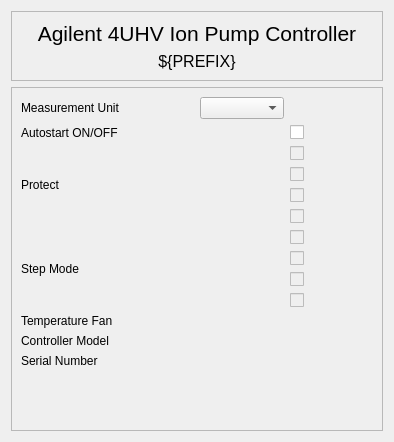
The window that ui/agilent4uhv/device.ui (lnls-sirius/pydm-opi) describes before a commit, drawn with Qt 5.
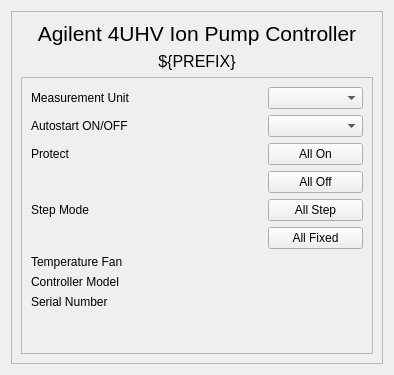
The same window after the commit. Custom widgets are drawn as their Qt base class.

Commit message: uhv: PV names

```diff
--- a/ui/agilent4uhv/device.ui
+++ b/ui/agilent4uhv/device.ui
@@ -7,7 +7,7 @@
     <x>0</x>
     <y>0</y>
     <width>394</width>
-    <height>442</height>
+    <height>375</height>
    </rect>
   </property>
   <property name="windowTitle">
@@ -22,8 +22,8 @@
      <property name="frameShadow">
       <enum>QFrame::Raised</enum>
      </property>
-     <layout class="QGridLayout" name="gridLayout_3">
-      <item row="0" column="0">
+     <layout class="QVBoxLayout" name="verticalLayout">
+      <item>
        <widget class="QLabel" name="label_8">
         <property name="text">
          <string>&lt;html&gt;&lt;head/&gt;&lt;body&gt;&lt;p align=&quot;center&quot;&gt;&lt;span style=&quot; font-size:16pt;&quot;&gt;Agilent 4UHV Ion Pump Controller&lt;/span&gt;&lt;/p&gt;&lt;/body&gt;&lt;/html&gt;</string>
@@ -33,17 +33,14 @@
         </property>
        </widget>
       </item>
-      <item row="1" column="0">
+      <item>
        <widget class="QLabel" name="label_9">
         <property name="text">
          <string>&lt;html&gt;&lt;head/&gt;&lt;body&gt;&lt;p align=&quot;center&quot;&gt;&lt;span style=&quot; font-size:12pt;&quot;&gt;${PREFIX}&lt;/span&gt;&lt;/p&gt;&lt;/body&gt;&lt;/html&gt;</string>
         </property>
        </widget>
       </item>
-     </layout>
-    </widget>
-   </item>
-   <item row="1" column="0">
+      <item>
     <widget class="QFrame" name="frame_2">
      <property name="frameShape">
       <enum>QFrame::StyledPanel</enum>
@@ -52,11 +49,108 @@
       <enum>QFrame::Raised</enum>
      </property>
      <layout class="QGridLayout" name="gridLayout">
-      <item row="0" column="0">
-       <layout class="QGridLayout" name="gridLayout_2">
-        <item row="2" column="1">
-         <layout class="QGridLayout" name="gridLayout_6">
-          <item row="0" column="0" rowspan="4">
+         <item row="7" column="1" colspan="3">
+          <widget class="PyDMLabel" name="lbl_model">
+           <property name="toolTip">
+            <string/>
+           </property>
+           <property name="whatsThis">
+            <string/>
+           </property>
+           <property name="channel" stdset="0">
+            <string>ca://${PREFIX}:Model-Cte</string>
+           </property>
+          </widget>
+         </item>
+         <item row="8" column="0">
+          <widget class="QLabel" name="label_7">
+           <property name="maximumSize">
+            <size>
+             <width>120</width>
+             <height>16777215</height>
+            </size>
+           </property>
+           <property name="toolTip">
+            <string>Serial Number
+Window 323</string>
+           </property>
+           <property name="text">
+            <string>Serial Number</string>
+           </property>
+          </widget>
+         </item>
+         <item row="9" column="2">
+          <spacer name="verticalSpacer_2">
+           <property name="orientation">
+            <enum>Qt::Vertical</enum>
+           </property>
+           <property name="sizeType">
+            <enum>QSizePolicy::Expanding</enum>
+           </property>
+           <property name="sizeHint" stdset="0">
+            <size>
+             <width>0</width>
+             <height>0</height>
+            </size>
+           </property>
+          </spacer>
+         </item>
+         <item row="3" column="3">
+          <widget class="PyDMPushButton" name="PyDMPushButton_4">
+           <property name="toolTip">
+            <string/>
+           </property>
+           <property name="text">
+            <string>All Off</string>
+           </property>
+           <property name="channel" stdset="0">
+            <string>ca://${PREFIX}:AllProtectOff-Sel</string>
+           </property>
+           <property name="showConfirmDialog" stdset="0">
+            <bool>true</bool>
+           </property>
+           <property name="pressValue" stdset="0">
+            <string>1</string>
+           </property>
+          </widget>
+         </item>
+         <item row="5" column="3">
+          <widget class="PyDMPushButton" name="PyDMPushButton">
+           <property name="toolTip">
+            <string/>
+           </property>
+           <property name="text">
+            <string>All Fixed</string>
+           </property>
+           <property name="channel" stdset="0">
+            <string>ca://${PREFIX}:AllFixed-Sel</string>
+           </property>
+           <property name="showConfirmDialog" stdset="0">
+            <bool>true</bool>
+           </property>
+           <property name="pressValue" stdset="0">
+            <string>1</string>
+           </property>
+          </widget>
+         </item>
+         <item row="1" column="0">
+          <widget class="QLabel" name="label_2">
+           <property name="maximumSize">
+            <size>
+             <width>120</width>
+             <height>16777215</height>
+            </size>
+           </property>
+           <property name="toolTip">
+            <string>Autostart ON/OFF
+Window 601</string>
+           </property>
+           <property name="text">
+            <string>Autostart ON/OFF</string>
+           </property>
+          </widget>
+         </item>
+         <item row="2" column="1" rowspan="2" colspan="2">
            <widget class="PyDMByteIndicator" name="PyDMByteIndicator_2">
             <property name="maximumSize">
              <size>
@@ -83,111 +177,14 @@
             </property>
            </widget>
           </item>
-          <item row="3" column="1">
-           <widget class="PyDMCheckbox" name="PyDMCheckbox_5">
-            <property name="enabled">
-             <bool>false</bool>
-            </property>
-            <property name="toolTip">
-             <string/>
-            </property>
-            <property name="checkable">
-             <bool>true</bool>
-            </property>
-            <property name="channel" stdset="0">
-             <string>ca://${PREFIX}:Protect4-SP</string>
-            </property>
-           </widget>
-          </item>
-          <item row="1" column="1">
-           <widget class="PyDMCheckbox" name="PyDMCheckbox_6">
-            <property name="enabled">
-             <bool>false</bool>
-            </property>
-            <property name="toolTip">
-             <string/>
-            </property>
-            <property name="whatsThis">
-             <string>
-    A QCheckbox with support for Channels and more from PyDM
-
-    Parameters
-    ----------
-    parent : QWidget
-        The parent widget for the Label
-    init_channel : str, optional
-        The channel to be used by the widget.
-
-    </string>
-            </property>
-            <property name="checkable">
-             <bool>true</bool>
-            </property>
-            <property name="channel" stdset="0">
-             <string>ca://${PREFIX}:Protect2-SP</string>
-            </property>
-           </widget>
-          </item>
-          <item row="2" column="1">
-           <widget class="PyDMCheckbox" name="PyDMCheckbox_7">
-            <property name="enabled">
-             <bool>false</bool>
-            </property>
-            <property name="toolTip">
-             <string/>
-            </property>
-            <property name="checkable">
-             <bool>true</bool>
-            </property>
-            <property name="channel" stdset="0">
-             <string>ca://${PREFIX}:Protect3-SP</string>
-            </property>
-           </widget>
-          </item>
-          <item row="0" column="1">
-           <widget class="PyDMCheckbox" name="PyDMCheckbox_8">
-            <property name="enabled">
-             <bool>false</bool>
-            </property>
-            <property name="toolTip">
-             <string/>
-            </property>
-            <property name="whatsThis">
-             <string>
-    A QCheckbox with support for Channels and more from PyDM
-
-    Parameters
-    ----------
-    parent : QWidget
-        The parent widget for the Label
-    init_channel : str, optional
-        The channel to be used by the widget.
-
-    </string>
-            </property>
-            <property name="checkable">
-             <bool>true</bool>
-            </property>
-            <property name="channel" stdset="0">
-             <string>ca://${PREFIX}:Protect1-SP</string>
-            </property>
-           </widget>
-          </item>
-         </layout>
-        </item>
-        <item row="5" column="0">
-         <widget class="QLabel" name="label_6">
-          <property name="toolTip">
-           <string>Device Model
-Window 319</string>
-          </property>
-          <property name="text">
-           <string>Controller Model</string>
-          </property>
-         </widget>
-        </item>
-        <item row="3" column="0">
+         <item row="4" column="0">
          <widget class="QLabel" name="label_4">
+           <property name="maximumSize">
+            <size>
+             <width>120</width>
+             <height>16777215</height>
+            </size>
+           </property>
           <property name="toolTip">
            <string/>
           </property>
@@ -196,9 +193,40 @@
           </property>
          </widget>
         </item>
-        <item row="0" column="1">
-         <layout class="QHBoxLayout" name="horizontalLayout">
-          <item>
+         <item row="6" column="1" colspan="3">
+          <widget class="PyDMLabel" name="lbl_fan_temp">
+           <property name="toolTip">
+            <string/>
+           </property>
+           <property name="whatsThis">
+            <string/>
+           </property>
+           <property name="showUnits" stdset="0">
+            <bool>true</bool>
+           </property>
+           <property name="channel" stdset="0">
+            <string>ca://${PREFIX}:FanTemperature-Mon</string>
+           </property>
+          </widget>
+         </item>
+         <item row="0" column="0">
+          <widget class="QLabel" name="label">
+           <property name="maximumSize">
+            <size>
+             <width>120</width>
+             <height>16777215</height>
+            </size>
+           </property>
+           <property name="toolTip">
+            <string>Unit Pressure 
+Window 600</string>
+           </property>
+           <property name="text">
+            <string>Measurement Unit</string>
+           </property>
+          </widget>
+         </item>
+         <item row="0" column="3">
            <widget class="PyDMEnumComboBox" name="cb_mesurement_unit">
             <property name="toolTip">
              <string/>
@@ -235,76 +263,59 @@
             </property>
            </widget>
           </item>
-          <item>
-           <widget class="PyDMLabel" name="PyDMLabel">
+         <item row="2" column="3">
+          <widget class="PyDMPushButton" name="PyDMPushButton_3">
             <property name="toolTip">
              <string/>
             </property>
-            <property name="whatsThis">
-             <string/>
+           <property name="text">
+            <string>All On</string>
             </property>
             <property name="channel" stdset="0">
-             <string>ca://${PREFIX}:Unit-RB</string>
-            </property>
-           </widget>
-          </item>
-         </layout>
-        </item>
-        <item row="5" column="1">
-         <widget class="PyDMLabel" name="lbl_model">
+            <string>ca://${PREFIX}:AllProtectOn-Sel</string>
+           </property>
+           <property name="showConfirmDialog" stdset="0">
+            <bool>true</bool>
+           </property>
+           <property name="pressValue" stdset="0">
+            <string>1</string>
+           </property>
+          </widget>
+         </item>
+         <item row="4" column="3">
+          <widget class="PyDMPushButton" name="PyDMPushButton_2">
           <property name="toolTip">
            <string/>
           </property>
-          <property name="whatsThis">
-           <string/>
+           <property name="text">
+            <string>All Step</string>
           </property>
           <property name="channel" stdset="0">
-           <string>ca://${PREFIX}:Model-Cte</string>
-          </property>
-         </widget>
-        </item>
-        <item row="4" column="0">
-         <widget class="QLabel" name="label_5">
-          <property name="toolTip">
-           <string>Fan Temperature
-Window 800</string>
-          </property>
-          <property name="text">
-           <string>Temperature Fan</string>
+            <string>ca://${PREFIX}:AllStep-Sel</string>
+           </property>
+           <property name="showConfirmDialog" stdset="0">
+            <bool>true</bool>
+           </property>
+           <property name="pressValue" stdset="0">
+            <string>1</string>
           </property>
          </widget>
         </item>
-        <item row="6" column="1">
-         <widget class="PyDMLabel" name="lbl_serial_num">
+         <item row="1" column="3">
+          <widget class="PyDMEnumComboBox" name="PyDMEnumComboBox">
           <property name="toolTip">
            <string/>
           </property>
-          <property name="whatsThis">
-           <string/>
-          </property>
           <property name="channel" stdset="0">
-           <string>ca://${PREFIX}:SerialNumber-Cte</string>
-          </property>
-         </widget>
-        </item>
-        <item row="6" column="0">
-         <widget class="QLabel" name="label_7">
-          <property name="toolTip">
-           <string>Serial Number
-Window 323</string>
-          </property>
-          <property name="text">
-           <string>Serial Number</string>
+            <string>ca://${PREFIX}:Autostart-SP</string>
           </property>
          </widget>
         </item>
         <item row="1" column="1">
-         <layout class="QHBoxLayout" name="horizontalLayout_2">
-          <item>
            <widget class="PyDMByteIndicator" name="PyDMByteIndicator">
             <property name="maximumSize">
              <size>
-              <width>90</width>
+             <width>24</width>
               <height>16777215</height>
              </size>
             </property>
@@ -315,7 +326,13 @@
              <string>[]</string>
             </property>
             <property name="channel" stdset="0">
-             <string>ca://${PREFIX}:Mode-RB</string>
+            <string>ca://${PREFIX}:Autostart-RB</string>
+           </property>
+           <property name="showLabels" stdset="0">
+            <bool>false</bool>
+           </property>
+           <property name="bigEndian" stdset="0">
+            <bool>false</bool>
             </property>
             <property name="numBits" stdset="0">
              <number>1</number>
@@ -327,192 +344,31 @@
             </property>
            </widget>
           </item>
-          <item>
-           <widget class="PyDMCheckbox" name="PyDMCheckbox_4">
-            <property name="toolTip">
-             <string/>
-            </property>
-            <property name="whatsThis">
-             <string>
-    A QCheckbox with support for Channels and more from PyDM
-
-    Parameters
-    ----------
-    parent : QWidget
-        The parent widget for the Label
-    init_channel : str, optional
-        The channel to be used by the widget.
-
-    </string>
-            </property>
-            <property name="channel" stdset="0">
-             <string>ca://${PREFIX}:Mode-SP</string>
-            </property>
-           </widget>
-          </item>
-         </layout>
-        </item>
-        <item row="1" column="0">
-         <widget class="QLabel" name="label_2">
-          <property name="toolTip">
-           <string>Autostart ON/OFF
-Window 601</string>
-          </property>
-          <property name="text">
-           <string>Autostart ON/OFF</string>
-          </property>
-         </widget>
-        </item>
-        <item row="0" column="0">
-         <widget class="QLabel" name="label">
-          <property name="toolTip">
-           <string>Unit Pressure 
-Window 600</string>
-          </property>
-          <property name="text">
-           <string>Measurement Unit</string>
-          </property>
-         </widget>
-        </item>
-        <item row="4" column="1">
-         <widget class="PyDMLabel" name="lbl_fan_temp">
-          <property name="toolTip">
-           <string/>
-          </property>
-          <property name="whatsThis">
-           <string/>
-          </property>
-          <property name="showUnits" stdset="0">
-           <bool>true</bool>
-          </property>
-          <property name="channel" stdset="0">
-           <string>ca://${PREFIX}:FanTemperature-Mon</string>
-          </property>
-         </widget>
-        </item>
-        <item row="3" column="1">
-         <layout class="QGridLayout" name="gridLayout_7">
-          <item row="0" column="0" rowspan="4">
-           <widget class="PyDMByteIndicator" name="PyDMByteIndicator_3">
+         <item row="7" column="0">
+          <widget class="QLabel" name="label_6">
             <property name="maximumSize">
              <size>
-              <width>90</width>
+             <width>120</width>
               <height>16777215</height>
              </size>
             </property>
             <property name="toolTip">
-             <string/>
-            </property>
-            <property name="channel" stdset="0">
-             <string>ca://${PREFIX}:Step-RB</string>
-            </property>
-            <property name="numBits" stdset="0">
-             <number>4</number>
-            </property>
-            <property name="labels" stdset="0">
-             <stringlist>
-              <string>Channel 1</string>
-              <string>Channel 2</string>
-              <string>Channel 3</string>
-              <string>Channel 4</string>
-             </stringlist>
-            </property>
-           </widget>
-          </item>
-          <item row="3" column="1">
-           <widget class="PyDMCheckbox" name="PyDMCheckbox_9">
-            <property name="enabled">
-             <bool>false</bool>
-            </property>
-            <property name="toolTip">
-             <string/>
-            </property>
-            <property name="checkable">
-             <bool>true</bool>
-            </property>
-            <property name="channel" stdset="0">
-             <string>ca://${PREFIX}:Step4-SP</string>
-            </property>
-           </widget>
-          </item>
-          <item row="1" column="1">
-           <widget class="PyDMCheckbox" name="PyDMCheckbox_10">
-            <property name="enabled">
-             <bool>false</bool>
-            </property>
-            <property name="toolTip">
-             <string/>
-            </property>
-            <property name="whatsThis">
-             <string>
-    A QCheckbox with support for Channels and more from PyDM
-
-    Parameters
-    ----------
-    parent : QWidget
-        The parent widget for the Label
-    init_channel : str, optional
-        The channel to be used by the widget.
-
-    </string>
-            </property>
-            <property name="checkable">
-             <bool>true</bool>
-            </property>
-            <property name="channel" stdset="0">
-             <string>ca://${PREFIX}:Step2-SP</string>
-            </property>
-           </widget>
-          </item>
-          <item row="2" column="1">
-           <widget class="PyDMCheckbox" name="PyDMCheckbox_11">
-            <property name="enabled">
-             <bool>false</bool>
-            </property>
-            <property name="toolTip">
-             <string/>
-            </property>
-            <property name="checkable">
-             <bool>true</bool>
-            </property>
-            <property name="channel" stdset="0">
-             <string>ca://${PREFIX}:Step3-SP</string>
-            </property>
-           </widget>
-          </item>
-          <item row="0" column="1">
-           <widget class="PyDMCheckbox" name="PyDMCheckbox_12">
-            <property name="enabled">
-             <bool>false</bool>
-            </property>
-            <property name="toolTip">
-             <string/>
-            </property>
-            <property name="whatsThis">
-             <string>
-    A QCheckbox with support for Channels and more from PyDM
-
-    Parameters
-    ----------
-    parent : QWidget
-        The parent widget for the Label
-    init_channel : str, optional
-        The channel to be used by the widget.
-
-    </string>
-            </property>
-            <property name="checkable">
-             <bool>true</bool>
-            </property>
-            <property name="channel" stdset="0">
-             <string>ca://${PREFIX}:Step1-SP</string>
-            </property>
-           </widget>
-          </item>
-         </layout>
+            <string>Device Model
+Window 319</string>
+           </property>
+           <property name="text">
+            <string>Controller Model</string>
+           </property>
+          </widget>
         </item>
         <item row="2" column="0">
          <widget class="QLabel" name="label_3">
+           <property name="maximumSize">
+            <size>
+             <width>120</width>
+             <height>16777215</height>
+            </size>
+           </property>
           <property name="toolTip">
            <string/>
           </property>
@@ -521,23 +377,78 @@
           </property>
          </widget>
         </item>
-       </layout>
-      </item>
-      <item row="1" column="0">
-       <spacer name="verticalSpacer_2">
-        <property name="orientation">
-         <enum>Qt::Vertical</enum>
-        </property>
-        <property name="sizeType">
-         <enum>QSizePolicy::Expanding</enum>
-        </property>
-        <property name="sizeHint" stdset="0">
-         <size>
-          <width>0</width>
-          <height>0</height>
-         </size>
-        </property>
-       </spacer>
+         <item row="0" column="1" colspan="2">
+          <widget class="PyDMLabel" name="PyDMLabel">
+           <property name="toolTip">
+            <string/>
+           </property>
+           <property name="whatsThis">
+            <string/>
+           </property>
+           <property name="channel" stdset="0">
+            <string>ca://${PREFIX}:Unit-RB</string>
+           </property>
+          </widget>
+         </item>
+         <item row="4" column="1" rowspan="2" colspan="2">
+          <widget class="PyDMByteIndicator" name="PyDMByteIndicator_3">
+           <property name="maximumSize">
+            <size>
+             <width>90</width>
+             <height>16777215</height>
+            </size>
+           </property>
+           <property name="toolTip">
+            <string/>
+           </property>
+           <property name="channel" stdset="0">
+            <string>ca://${PREFIX}:Step-RB</string>
+           </property>
+           <property name="numBits" stdset="0">
+            <number>4</number>
+           </property>
+           <property name="labels" stdset="0">
+            <stringlist>
+             <string>Channel 1</string>
+             <string>Channel 2</string>
+             <string>Channel 3</string>
+             <string>Channel 4</string>
+            </stringlist>
+           </property>
+          </widget>
+         </item>
+         <item row="6" column="0">
+          <widget class="QLabel" name="label_5">
+           <property name="maximumSize">
+            <size>
+             <width>120</width>
+             <height>16777215</height>
+            </size>
+           </property>
+           <property name="toolTip">
+            <string>Fan Temperature
+Window 800</string>
+           </property>
+           <property name="text">
+            <string>Temperature Fan</string>
+           </property>
+          </widget>
+         </item>
+         <item row="8" column="1" colspan="3">
+          <widget class="PyDMLabel" name="lbl_serial_num">
+           <property name="toolTip">
+            <string/>
+           </property>
+           <property name="whatsThis">
+            <string/>
+           </property>
+           <property name="channel" stdset="0">
+            <string>ca://${PREFIX}:SerialNumber-Cte</string>
+           </property>
+          </widget>
+         </item>
+        </layout>
+       </widget>
       </item>
      </layout>
     </widget>
@@ -555,16 +466,16 @@
    <extends>QWidget</extends>
    <header>pydm.widgets.byte</header>
   </customwidget>
-  <customwidget>
-   <class>PyDMCheckbox</class>
-   <extends>QCheckBox</extends>
-   <header>pydm.widgets.checkbox</header>
-  </customwidget>
   <customwidget>
    <class>PyDMEnumComboBox</class>
    <extends>QComboBox</extends>
    <header>pydm.widgets.enum_combo_box</header>
   </customwidget>
+  <customwidget>
+   <class>PyDMPushButton</class>
+   <extends>QPushButton</extends>
+   <header>pydm.widgets.pushbutton</header>
+  </customwidget>
  </customwidgets>
  <resources/>
  <connections/>
```
Lines whose indentation alone changed are shown as unchanged. The commit also changes 1 other file.
